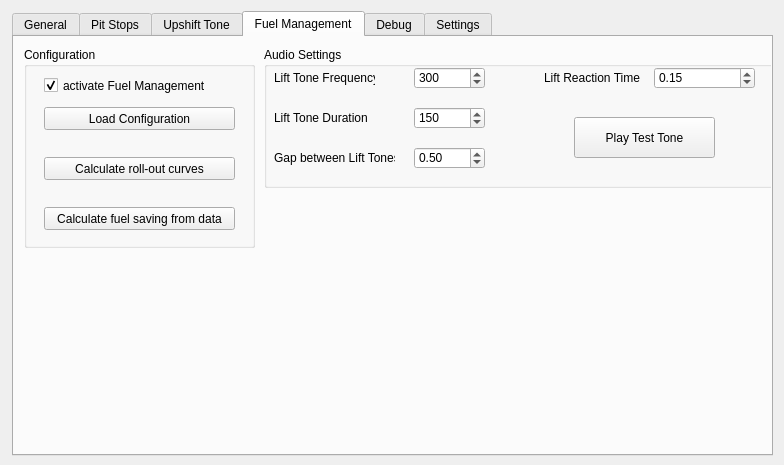
Before: the Qt Designer form gui/iDDUgui.ui in MarcMatten/iDDU, drawn with Qt 5.
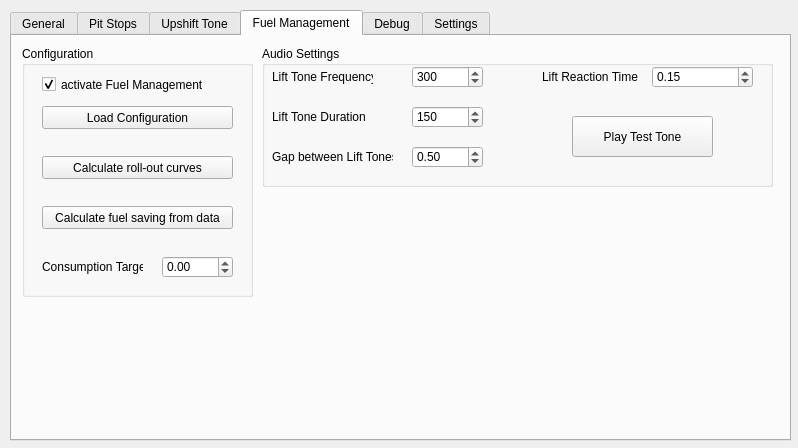
After: the same form once the commit is applied. The open tabs and pages were chosen to show the change. Icons and pictures are not drawn.

Commit message: GUI rework - introduced: if __name__ == "__main__": - gui thread no longer required - cosmetic reqork of the GUI - GUI now has fixed size - fuel target can be set via GUI

```diff
--- a/gui/iDDUgui.ui
+++ b/gui/iDDUgui.ui
@@ -6,8 +6,8 @@
    <rect>
     <x>0</x>
     <y>0</y>
-    <width>784</width>
-    <height>465</height>
+    <width>798</width>
+    <height>448</height>
    </rect>
   </property>
   <property name="windowTitle">
@@ -20,10 +20,10 @@
   <widget class="QTabWidget" name="tabWidget">
    <property name="geometry">
     <rect>
-     <x>12</x>
-     <y>11</y>
-     <width>761</width>
-     <height>445</height>
+     <x>10</x>
+     <y>10</y>
+     <width>781</width>
+     <height>431</height>
     </rect>
    </property>
    <property name="sizePolicy">
@@ -1380,7 +1380,7 @@
        <x>10</x>
        <y>10</y>
        <width>231</width>
-       <height>201</height>
+       <height>251</height>
       </rect>
      </property>
      <property name="title">
@@ -1441,6 +1441,50 @@
        <string>Calculate roll-out curves</string>
       </property>
      </widget>
+     <widget class="QLabel" name="label_VFuelTGT">
+      <property name="geometry">
+       <rect>
+        <x>20</x>
+        <y>210</y>
+        <width>101</width>
+        <height>22</height>
+       </rect>
+      </property>
+      <property name="text">
+       <string>Consumption Target</string>
+      </property>
+     </widget>
+     <widget class="QDoubleSpinBox" name="doubleSpinBox_VFuelTGT">
+      <property name="geometry">
+       <rect>
+        <x>140</x>
+        <y>210</y>
+        <width>71</width>
+        <height>22</height>
+       </rect>
+      </property>
+      <property name="prefix">
+       <string/>
+      </property>
+      <property name="suffix">
+       <string/>
+      </property>
+      <property name="decimals">
+       <number>2</number>
+      </property>
+      <property name="minimum">
+       <double>-3.000000000000000</double>
+      </property>
+      <property name="maximum">
+       <double>20.000000000000000</double>
+      </property>
+      <property name="singleStep">
+       <double>0.010000000000000</double>
+      </property>
+      <property name="value">
+       <double>0.000000000000000</double>
+      </property>
+     </widget>
     </widget>
     <widget class="QGroupBox" name="groupBox_4">
      <property name="geometry">
```
Left out of the diff: 14 changed lines with no effect on the pictures. The commit also changes 3 other files.
